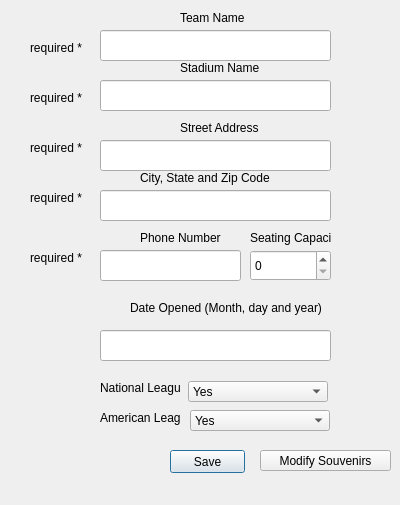
Qt form stadiummodify.ui (scottoberman/findingnemo) before a commit.
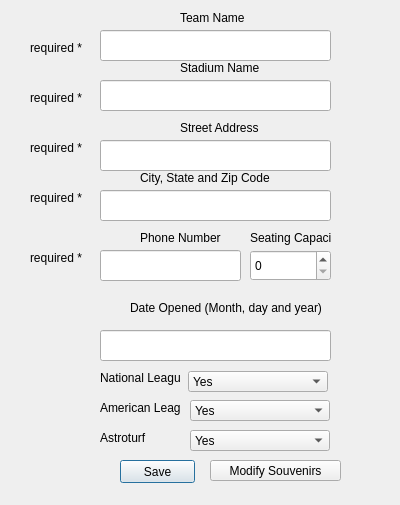
The same form after that commit.

```diff
--- a/stadiummodify.ui
+++ b/stadiummodify.ui
@@ -53,7 +53,7 @@
    <property name="geometry">
     <rect>
      <x>190</x>
-     <y>410</y>
+     <y>400</y>
      <width>140</width>
      <height>21</height>
     </rect>
@@ -86,7 +86,7 @@
    <property name="geometry">
     <rect>
      <x>188</x>
-     <y>381</y>
+     <y>371</y>
      <width>140</width>
      <height>21</height>
     </rect>
@@ -118,8 +118,8 @@
   <widget class="QPushButton" name="pushButton">
    <property name="geometry">
     <rect>
-     <x>170</x>
-     <y>450</y>
+     <x>120</x>
+     <y>460</y>
      <width>75</width>
      <height>23</height>
     </rect>
@@ -220,7 +220,7 @@
    <property name="geometry">
     <rect>
      <x>100</x>
-     <y>380</y>
+     <y>370</y>
      <width>81</width>
      <height>16</height>
     </rect>
@@ -282,7 +282,7 @@
    <property name="geometry">
     <rect>
      <x>100</x>
-     <y>410</y>
+     <y>400</y>
      <width>81</width>
      <height>16</height>
     </rect>
@@ -324,8 +324,8 @@
   <widget class="QPushButton" name="pushButton_2">
    <property name="geometry">
     <rect>
-     <x>260</x>
-     <y>450</y>
+     <x>210</x>
+     <y>460</y>
      <width>131</width>
      <height>21</height>
     </rect>
@@ -334,6 +334,39 @@
     <string>Modify Souvenirs</string>
    </property>
   </widget>
+  <widget class="QComboBox" name="astroturf">
+   <property name="geometry">
+    <rect>
+     <x>190</x>
+     <y>430</y>
+     <width>140</width>
+     <height>21</height>
+    </rect>
+   </property>
+   <item>
+    <property name="text">
+     <string>Yes</string>
+    </property>
+   </item>
+   <item>
+    <property name="text">
+     <string>No</string>
+    </property>
+   </item>
+  </widget>
+  <widget class="QLabel" name="label_12">
+   <property name="geometry">
+    <rect>
+     <x>100</x>
+     <y>430</y>
+     <width>81</width>
+     <height>16</height>
+    </rect>
+   </property>
+   <property name="text">
+    <string>Astroturf</string>
+   </property>
+  </widget>
  </widget>
  <resources/>
  <connections/>
```
